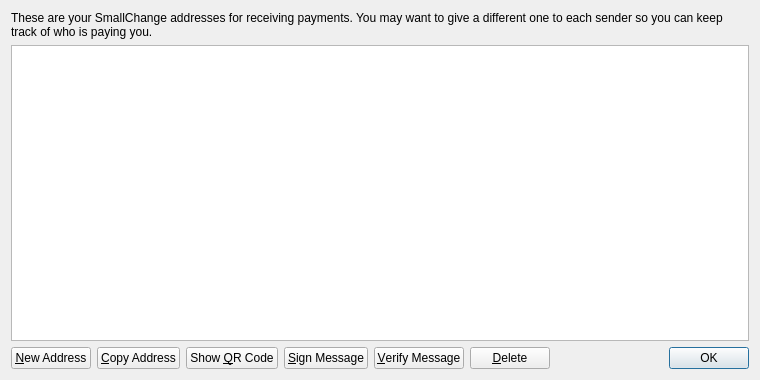
Before: the Qt Designer form src/qt/forms/addressbookpage.ui in TippingCoin/FastMineCoin, drawn with Qt 5.
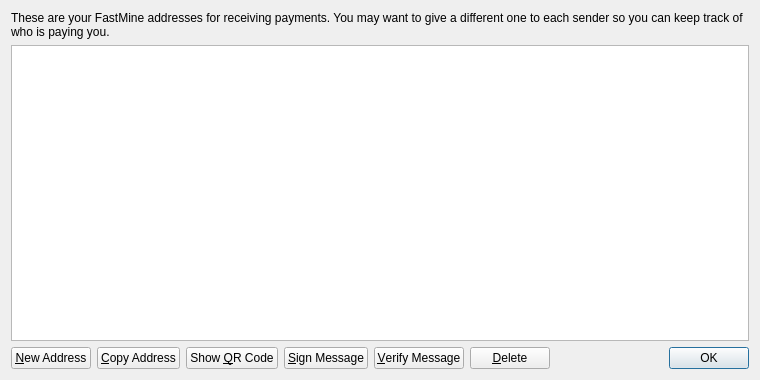
After: the same form once the commit is applied. Icons and pictures are not drawn.

What changed in the file:
```diff
--- a/src/qt/forms/addressbookpage.ui
+++ b/src/qt/forms/addressbookpage.ui
@@ -17,7 +17,7 @@
    <item>
     <widget class="QLabel" name="labelExplanation">
      <property name="text">
-      <string>These are your SmallChange addresses for receiving payments. You may want to give a different one to each sender so you can keep track of who is paying you.</string>
+      <string>These are your FastMine addresses for receiving payments. You may want to give a different one to each sender so you can keep track of who is paying you.</string>
      </property>
      <property name="textFormat">
       <enum>Qt::PlainText</enum>
```
